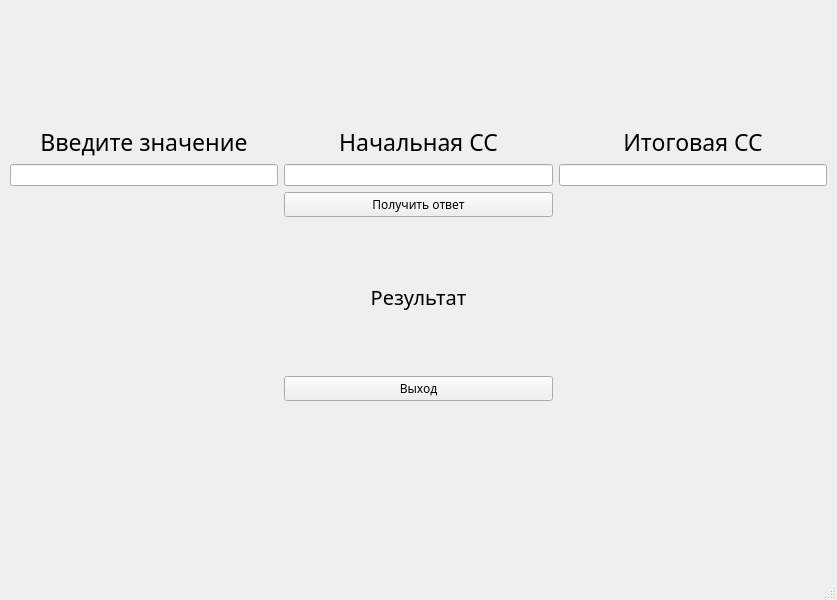
First picture: the form in Laba2_QT/mainwindow.ui, repository Dzenonia/BSU, before the edit.
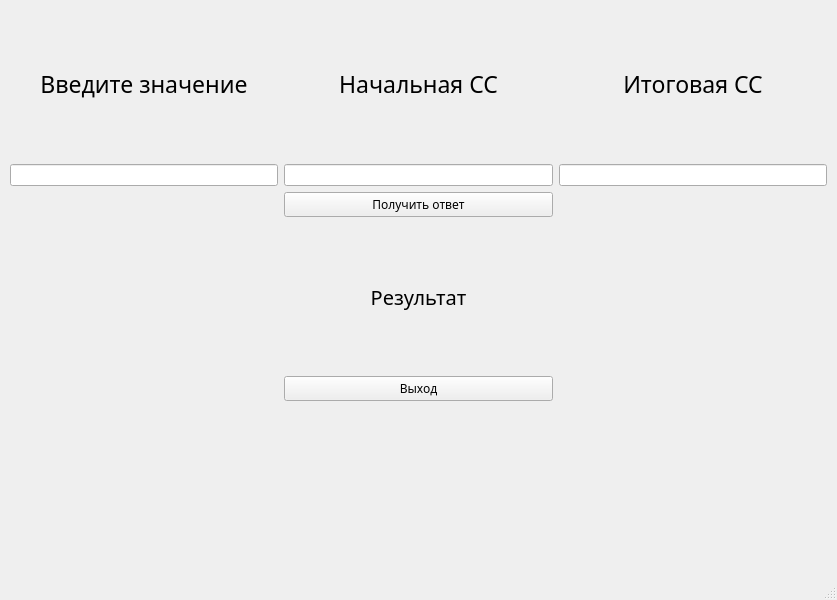
Second picture: the form after the edit.

Commit message: Finished part1 laba2_QT

Diff of the .ui file:
```diff
--- a/Laba2_QT/mainwindow.ui
+++ b/Laba2_QT/mainwindow.ui
@@ -39,7 +39,7 @@
         <string>Итоговая СС</string>
        </property>
        <property name="alignment">
-        <set>Qt::AlignBottom|Qt::AlignHCenter</set>
+        <set>Qt::AlignCenter</set>
        </property>
       </widget>
      </item>
@@ -71,7 +71,7 @@
         <string>Введите значение</string>
        </property>
        <property name="alignment">
-        <set>Qt::AlignBottom|Qt::AlignHCenter</set>
+        <set>Qt::AlignCenter</set>
        </property>
       </widget>
      </item>
@@ -114,7 +114,7 @@
         <string>Начальная СС</string>
        </property>
        <property name="alignment">
-        <set>Qt::AlignBottom|Qt::AlignHCenter</set>
+        <set>Qt::AlignCenter</set>
        </property>
       </widget>
      </item>
```
The commit also changes 2 other files.
